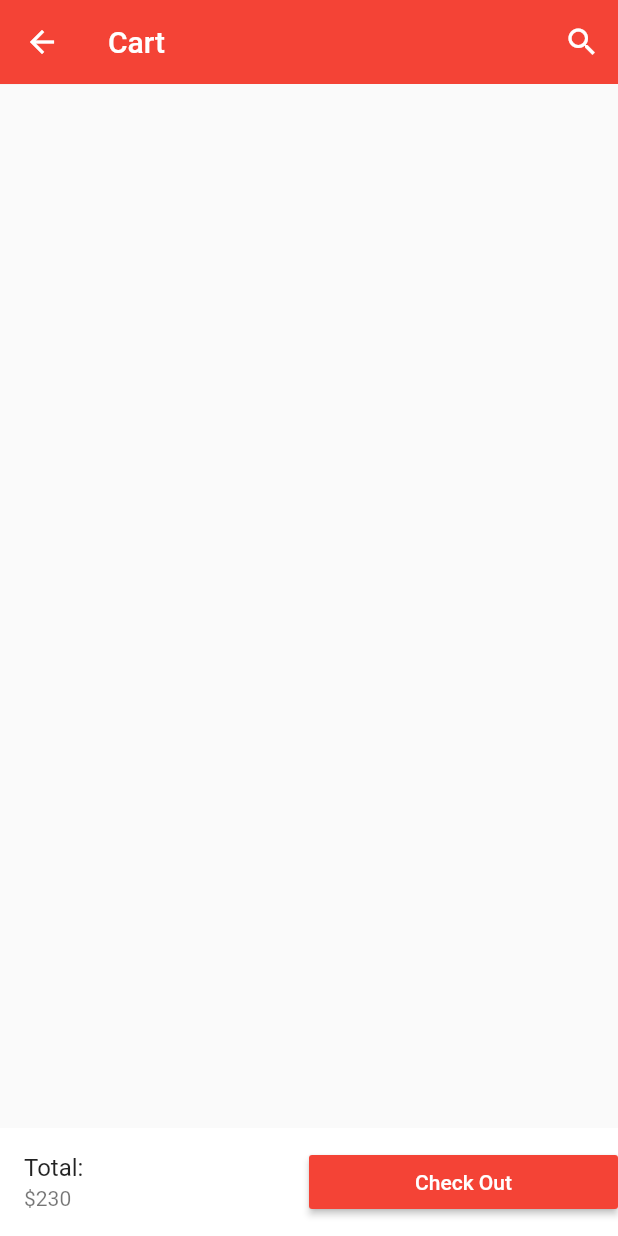
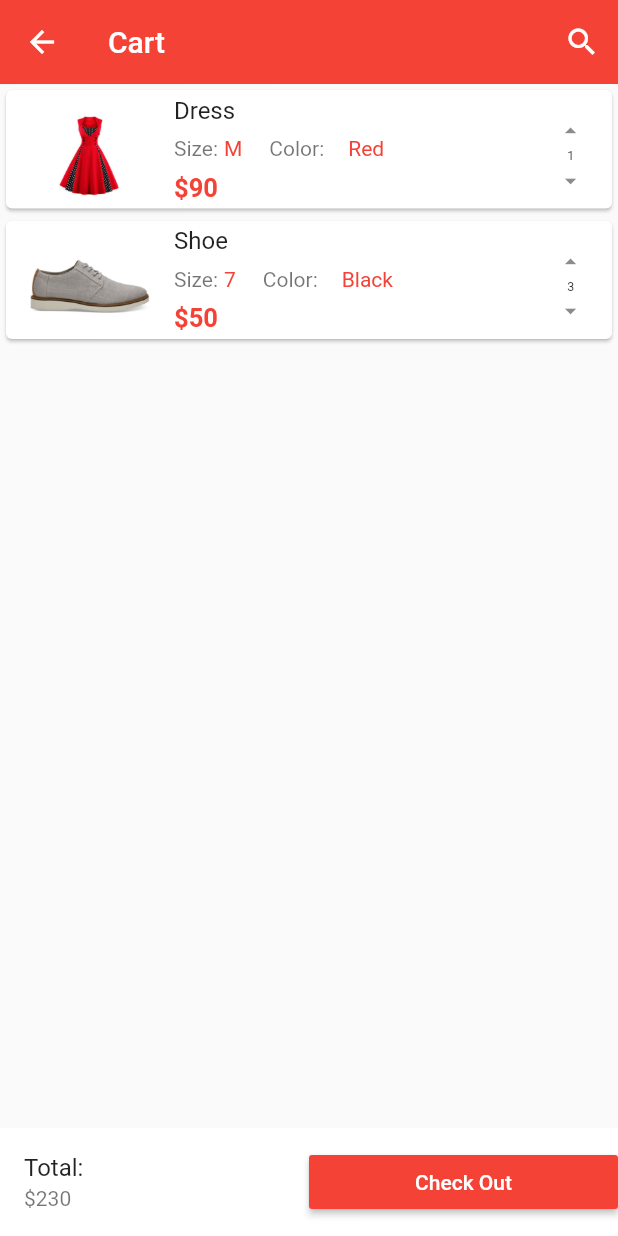
Before and after one commit to Crawford30/ShopApp, a Flutter app: the Cart screen opened directly, on a phone screen of 412 x 824 dp. Run offline on Flutter 3.47's test engine with Material 2 defaults, Android fonts, the phone set to English and light mode, and no system bars; our stand-ins replace carousel_pro.

Commit message:
Cart and add to cart

```diff
--- /dev/null
+++ b/lib/components/cart_products.dart
@@ -0,0 +1,143 @@
+import 'package:flutter/material.dart';
+
+class CartProducts extends StatefulWidget {
+  const CartProducts({Key? key}) : super(key: key);
+
+  @override
+  _CartProductsState createState() => _CartProductsState();
+}
+
+class _CartProductsState extends State<CartProducts> {
+  var products_on_the_cart = [
+    //=====We Create maps(maps and list are used to group things together)====
+
+    {
+      "name": "Dress",
+      "picture": "images/products/dress1.jpeg",
+      "price": "90",
+      "size": "M",
+      "color": "Red",
+      "quantity": 1
+    },
+
+    {
+      "name": "Shoe",
+      "picture": "images/products/shoe1.jpg",
+      "price": "50",
+      "size": "7",
+      "color": "Black",
+      "quantity": 3
+    },
+  ];
+
+  @override
+  Widget build(BuildContext context) {
+    return ListView.builder(
+        itemCount: products_on_the_cart.length,
+        itemBuilder: (context, index) {
+          return SingleCartProduct(
+            cart_prod_name: products_on_the_cart[index]["name"],
+            cart_prod_picture: products_on_the_cart[index]["picture"],
+            cart_prod_price: products_on_the_cart[index]["price"],
+            cart_prod_size: products_on_the_cart[index]["size"],
+            cart_prod_color: products_on_the_cart[index]["color"],
+            cart_prod_qty: products_on_the_cart[index]["quantity"],
+          );
+        });
+  }
+}
+
+class SingleCartProduct extends StatelessWidget {
+  final cart_prod_name;
+  final cart_prod_picture;
+  final cart_prod_price;
+  final cart_prod_size;
+  final cart_prod_color;
+  final cart_prod_qty;
+
+  SingleCartProduct(
+      {this.cart_prod_name,
+      this.cart_prod_picture,
+      this.cart_prod_price,
+      this.cart_prod_size,
+      this.cart_prod_color,
+      this.cart_prod_qty});
+
+  @override
+  Widget build(BuildContext context) {
+    return Card(
+      child: ListTile(
+        //============LEADING SECTION==============
+        leading: Image.asset(
+          cart_prod_picture,
+          width: 80.0,
+          height: 80.0,
+        ),
+
+        //============TITLE SECTION=========
+        title: Text(cart_prod_name),
+
+        //==========SUBTITLE SECTION==========
+        subtitle: Column(
+          children: [
+            //=====ROW INSIDE COLUMN====
+            Row(
+              children: [
+                //=======This Section is for the size of the product =====
+                Padding(
+                  padding: const EdgeInsets.all(0.0),
+                  child: Text("Size:"),
+                ),
+                Padding(
+                  padding: const EdgeInsets.all(4.0),
+                  child: Text(
+                    cart_prod_size,
+                    style: TextStyle(color: Colors.red),
+                  ),
+                ),
+
+                //=======This Section is for the color of the product =====
+                Padding(
+                  padding: const EdgeInsets.fromLTRB(14.0, 8.0, 8.0, 8.0),
+                  child: Text("Color:"),
+                ),
+                Padding(
+                  padding: const EdgeInsets.all(8.0),
+                  child: Text(
+                    cart_prod_color,
+                    style: TextStyle(color: Colors.red),
+                  ),
+                ),
+              ],
+            ),
+
+            //==========THIS SECTION IS THE PRODUCT PRICE=====
+            Container(
+              alignment: Alignment.topLeft,
+              child: Text(
+                "\$${cart_prod_price}",
+                style: TextStyle(
+                    fontSize: 17.0,
+                    fontWeight: FontWeight.bold,
+                    color: Colors.red),
+              ),
+            ),
+          ],
+        ),
+        trailing: FittedBox(
+          fit: BoxFit.fill,
+          child: Column(
+            children: [
+              IconButton(onPressed: (){}, icon: Icon(Icons.arrow_drop_up), iconSize: 68,),
+              Text("${cart_prod_qty}", style: TextStyle(fontSize: 30.0),),
+              IconButton(onPressed: (){}, icon: Icon(Icons.arrow_drop_down), iconSize: 68,),
+            ],
+          ),
+        ),
+
+      ),
+    );
+  }
+
+
+}
--- a/lib/pages/cart.dart
+++ b/lib/pages/cart.dart
@@ -1,4 +1,7 @@
 import 'package:flutter/material.dart';
+
+//===My Imports====
+import 'package:shopapp/components/cart_products.dart';
 
 class Cart extends StatefulWidget {
   const Cart({Key? key}) : super(key: key);
@@ -24,6 +27,7 @@ class _CartState extends State<Cart> {
               onPressed: () {}),
         ],
       ),
+      body: CartProducts(),
       bottomNavigationBar: Container(
         color: Colors.white,
         child: Row(
```
